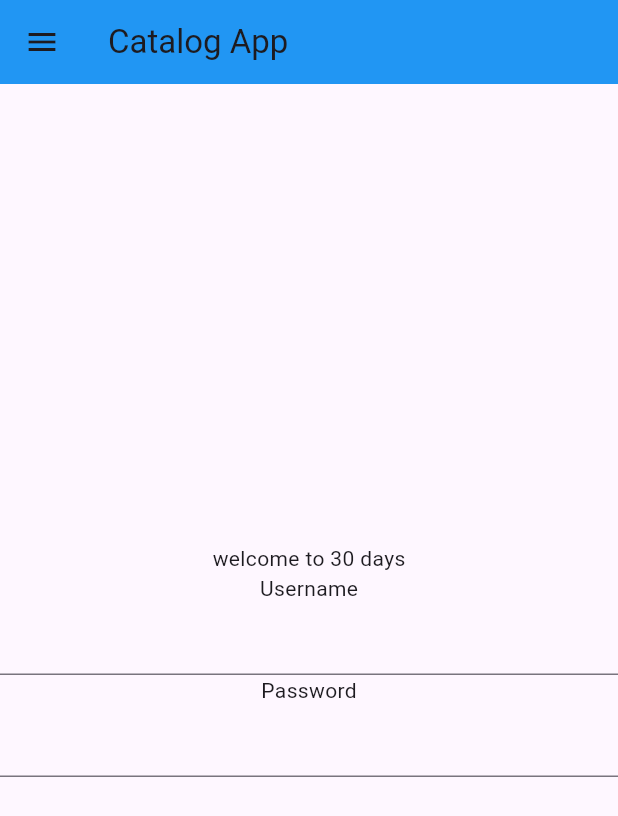
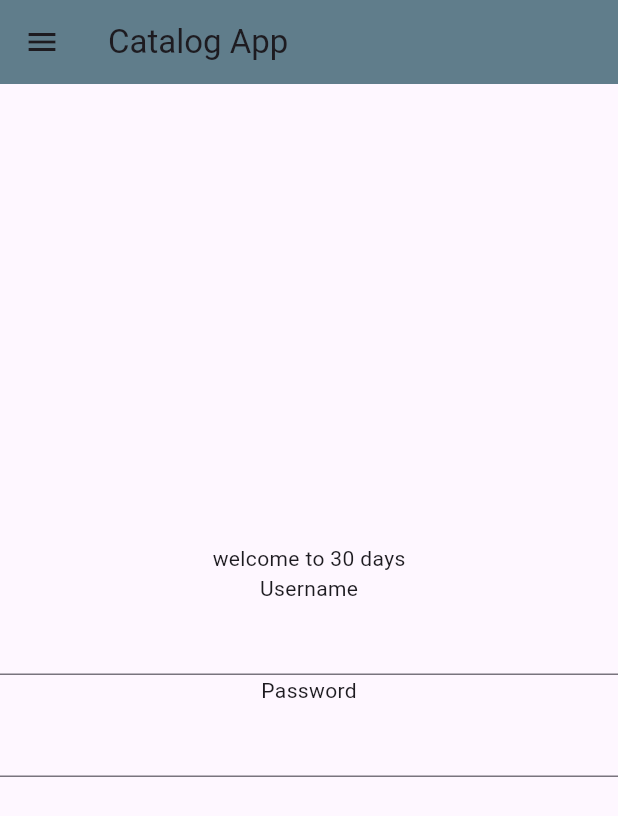
Before and after one commit to shadiknaushad/catalog, a Flutter app: the screen it shows after launch, on a phone screen of 412 x 824 dp. Shown: the top 816 px of the screen. Run offline on Flutter 3.47's test engine with Material 3 defaults, Android fonts, the light colour scheme and no system bars.

Commit message:
sixth commit

```diff
--- a/lib/home_page.dart
+++ b/lib/home_page.dart
@@ -11,7 +11,7 @@ class _HomePageState extends State<HomePage> {
   @override
   Widget build(BuildContext context) {
     return Scaffold(
-      appBar: AppBar(title: Text("Catalog App"), backgroundColor: Colors.blue),
+      appBar: AppBar(title: Text("Catalog App"), backgroundColor: Colors.blueGrey),
       body: Center(
         child: Column(
           crossAxisAlignment: CrossAxisAlignment.center,
```
